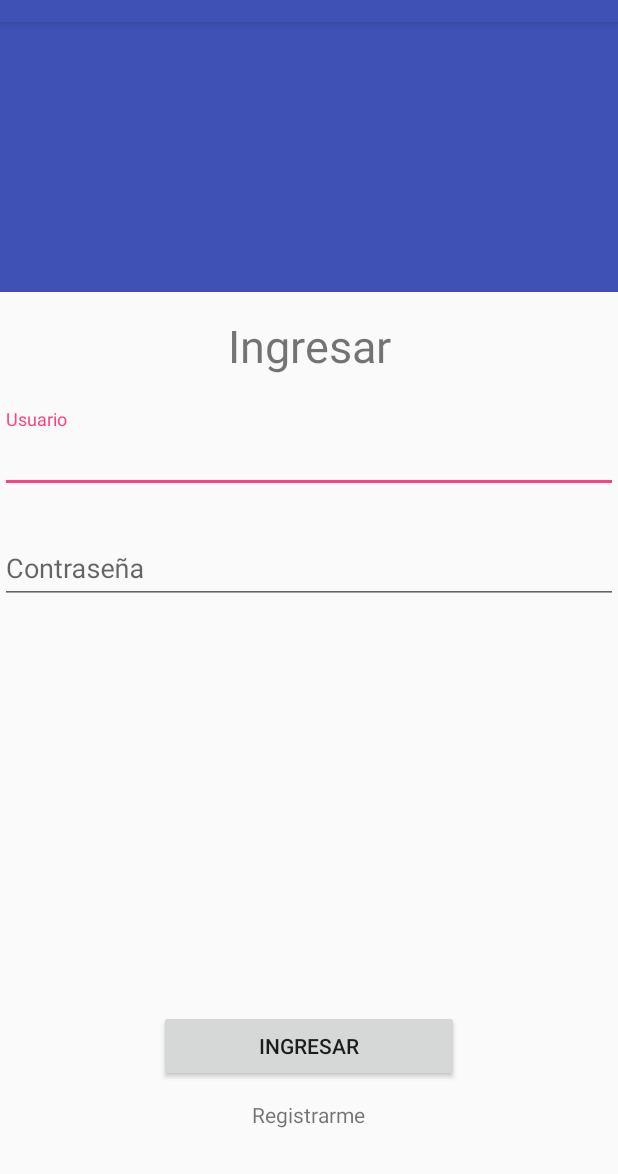
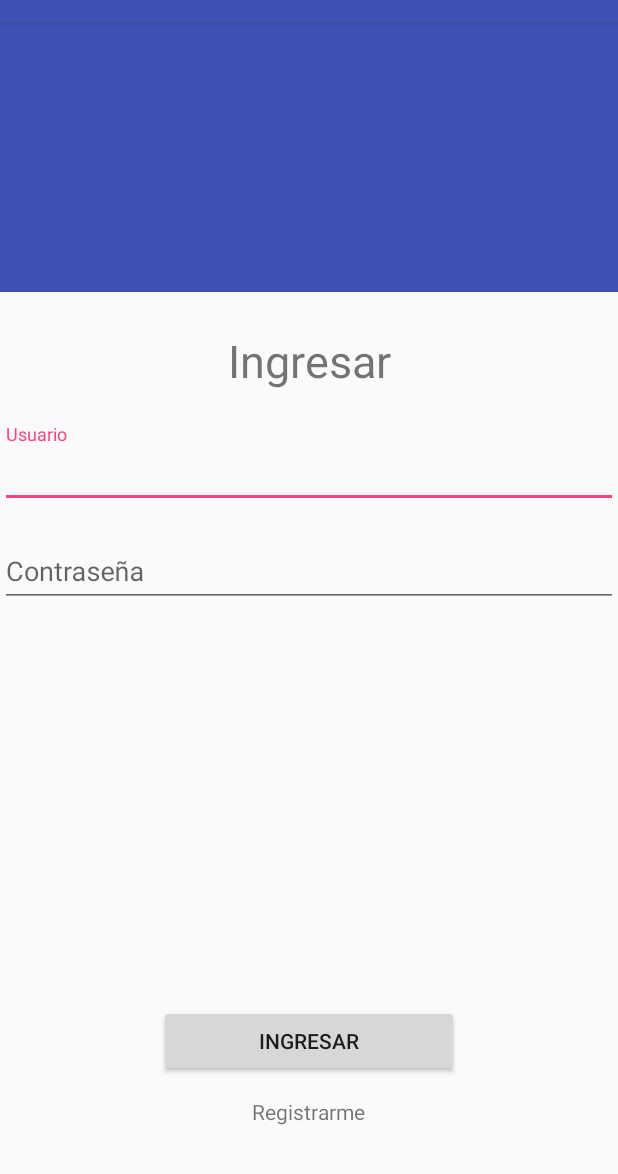
Before and after one commit to FelipeCastanho/DeliveryTracing, an Android app: the LoginActivity screen opened directly, with no data from a screen before it, on a phone screen of 412 x 824 dp, the part 62-1236 px from its top. Run offline under Robolectric (Android 15) with nearby library versions, the phone set to English and light mode, and no system bars.

Commit message:
Puse mas bonitas las vistas

```diff
--- a/app/src/main/res/layout/activity_login.xml
+++ b/app/src/main/res/layout/activity_login.xml
@@ -17,13 +17,13 @@
         android:id="@+id/ingresarText"
         android:layout_width="match_parent"
         android:layout_height="wrap_content"
-        android:layout_alignParentLeft="true"
-        android:layout_alignParentStart="true"
-        android:layout_below="@+id/loginImg"
-        android:layout_marginTop="15dp"
+        android:layout_marginTop="25dp"
         android:text="@string/ingresar"
         android:textAlignment="center"
-        android:textSize="30sp" />
+        android:textSize="30sp"
+        android:layout_below="@+id/loginImg"
+        android:layout_alignParentLeft="true"
+        android:layout_alignParentStart="true" />
 
     <android.support.design.widget.TextInputLayout
         android:layout_width="match_parent"
@@ -49,7 +49,7 @@
         android:layout_below="@+id/textInputLayoutNombre"
         android:layout_alignParentLeft="true"
         android:layout_alignParentStart="true"
-        android:layout_marginTop="18dp">
+        android:layout_marginTop="10dp">
 
         <EditText
             android:id="@+id/contrasena"
@@ -63,21 +63,21 @@
         android:id="@+id/ingresarBoton"
         android:layout_width="200dp"
         android:layout_height="wrap_content"
+        android:layout_gravity="center"
+        android:layout_marginBottom="13dp"
+        android:text="@string/ingresar"
         android:layout_above="@+id/registrarmeText"
-        android:layout_centerHorizontal="true"
-        android:layout_gravity="center"
-        android:layout_marginBottom="12dp"
-        android:text="@string/ingresar" />
+        android:layout_centerHorizontal="true" />
 
     <TextView
         android:id="@+id/registrarmeText"
         android:layout_width="wrap_content"
         android:layout_height="wrap_content"
+        android:layout_marginBottom="32dp"
+        android:text="@string/registrarme"
+        android:textAlignment="center"
         android:layout_alignParentBottom="true"
-        android:layout_centerHorizontal="true"
-        android:layout_marginBottom="30dp"
-        android:text="@string/registrarme"
-        android:textAlignment="center" />
+        android:layout_centerHorizontal="true" />
 
 
 </RelativeLayout>
--- a/app/src/main/res/layout/activity_registro.xml
+++ b/app/src/main/res/layout/activity_registro.xml
@@ -22,7 +22,7 @@
                 android:layout_marginStart="10dp"
                 android:layout_marginTop="30dp"
                 android:text="@string/registro"
-                android:textSize="26sp"
+                android:textSize="30sp"
                 android:layout_marginLeft="10dp" />
 
             <ImageView
--- a/app/src/main/res/values/strings.xml
+++ b/app/src/main/res/values/strings.xml
@@ -11,4 +11,8 @@
     <string name="usuario">Usuario</string>
     <string name="ingresar">Ingresar</string>
     <string name="registrarme">Registrarme</string>
+    <string name="login">Login</string>
+    <string name="ingreseCodigo">Ingrese su código aquí</string>
+    <string name="bienvenido">¡Bienvenido!</string>
+    <string name="rastrear">Rastrear</string>
 </resources>
```
Also changed, not shown: app/src/main/res/layout/activity_main.xml (+41 -44 lines).
